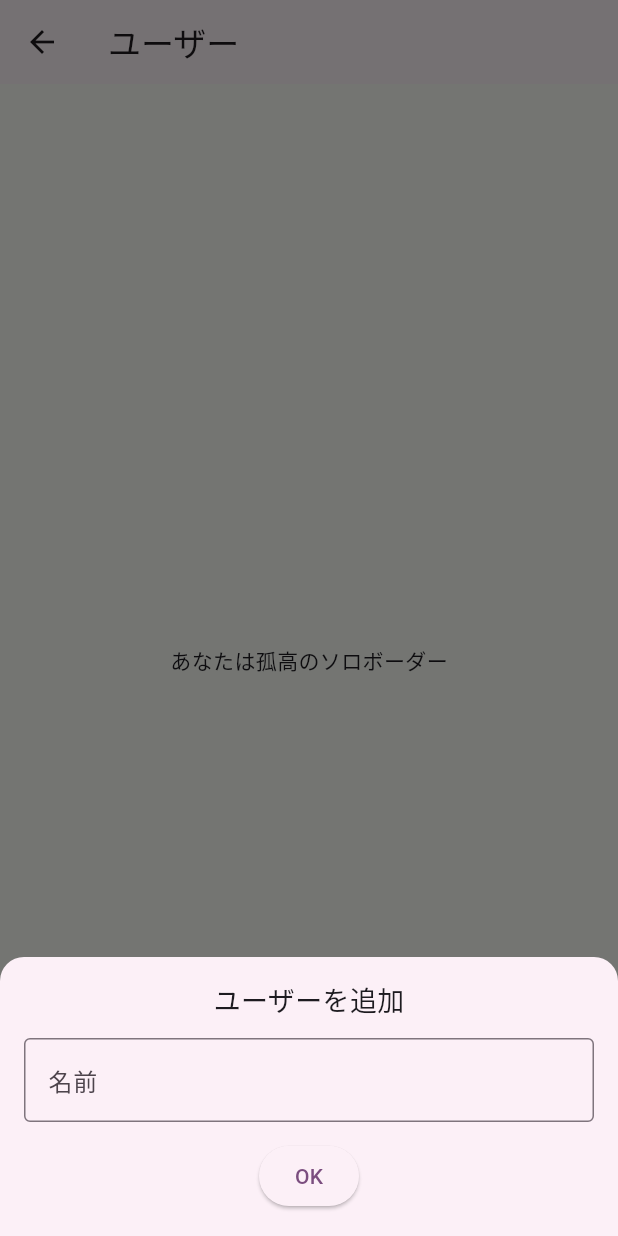
After one commit to nico-bonanza/BoardGameScoreApp, a Flutter app: the UserListScreen screen opened directly, after a tap on the "add" icon, on a phone screen of 412 x 824 dp. The commit adds this screen. Run offline on Flutter 3.47's test engine with Material 3 defaults, Android fonts, the light colour scheme and no system bars; our stand-ins replace google_fonts, hive, hive_flutter; accounts and stored records are empty.

Commit message:
[update] ユーザーリスト&登録機能

```diff
--- /dev/null
+++ b/lib/modals/user_input_modal.dart
@@ -0,0 +1,55 @@
+import 'package:flutter/material.dart';
+import 'package:game_score_app/service/user_service.dart';
+
+class UserInputModal extends StatefulWidget {
+  const UserInputModal({super.key});
+
+  @override
+  State<UserInputModal> createState() => _UserInputModalState();
+}
+
+class _UserInputModalState extends State<UserInputModal> {
+  final _nameController = TextEditingController();
+  final _service = UserService();
+
+  void _submit() async {
+    final title = _nameController.text.trim();
+    if (title.isEmpty) return;
+    await _service.registerUser(_nameController.text);
+
+    if (!mounted) return; // 非同期実行中に画面切り替わった際に、以下の処理を行わないようにする。
+    Navigator.pop(context); // モーダルを閉じる
+    ScaffoldMessenger.of(context).showSnackBar(
+      SnackBar(content: Text('${_nameController.text}を追加しました。')),
+    );
+  }
+
+  @override
+  Widget build(BuildContext context) {
+    return Padding(
+      padding: MediaQuery.of(context).viewInsets, // キーボード対応
+      child: Padding(
+        padding: const EdgeInsets.all(16.0),
+        child: Column(
+          mainAxisSize: MainAxisSize.min,
+          children: [
+            const Text('ユーザーを追加', style: TextStyle(fontSize: 18)),
+            const SizedBox(height: 12),
+            TextField(
+              controller: _nameController,
+              decoration: const InputDecoration(
+                labelText: '名前',
+                border: OutlineInputBorder(),
+              ),
+            ),
+            const SizedBox(height: 12),
+            ElevatedButton(
+              onPressed: _submit,
+              child: const Text('OK'),
+            ),
+          ],
+        ),
+      ),
+    );
+  }
+}
--- a/lib/screens/home_screen.dart
+++ b/lib/screens/home_screen.dart
@@ -1,5 +1,6 @@
 import 'package:flutter/material.dart';
 import 'package:game_score_app/screens/board_game_list_screen.dart';
+import 'package:game_score_app/screens/user_list_screen.dart';
 
 class HomeScreen extends StatefulWidget {
   const HomeScreen({super.key});
@@ -13,7 +14,8 @@ class _HomeScreenState extends State<HomeScreen> {
 
   // ボトムナビゲータの画面配列
   final List<Widget> _screens = [
-    BoardGameListScreen(),
+    BoardGameListScreen(), // ボドゲ棚
+    UserListScreen(), // ユーザー
     Center(
       child: Text('他のがめん'),
     ),
@@ -36,6 +38,10 @@ class _HomeScreenState extends State<HomeScreen> {
               label: 'ボドゲ棚',
             ),
             BottomNavigationBarItem(
+              icon: Icon(Icons.supervised_user_circle),
+              label: 'ユーザー',
+            ),
+            BottomNavigationBarItem(
               icon: Icon(Icons.receipt_long),
               label: 'スコア記録',
             ),
--- /dev/null
+++ b/lib/screens/user_list_screen.dart
@@ -0,0 +1,69 @@
+import 'package:flutter/material.dart';
+import 'package:game_score_app/modals/user_input_modal.dart';
+import 'package:game_score_app/models/user.dart';
+import 'package:hive_flutter/hive_flutter.dart';
+
+class UserListScreen extends StatelessWidget {
+  const UserListScreen({super.key});
+
+  @override
+  Widget build(BuildContext context) {
+    final box = Hive.box<User>('users');
+
+    return Scaffold(
+      appBar: AppBar(
+        title: Text('ユーザー'),
+      ),
+      body: ValueListenableBuilder(
+        valueListenable: box.listenable(),
+        builder: (context, Box<User> userBox, _) {
+          if (userBox.isEmpty) {
+            return const Center(child: Text('あなたは孤高のソロボーダー'));
+          }
+
+          return ListView.builder(
+            itemCount: userBox.length,
+            itemBuilder: (context, index) {
+              final user = userBox.getAt(index);
+
+              return Card(
+                margin: const EdgeInsets.symmetric(horizontal: 12, vertical: 6),
+                elevation: 3,
+                shape: RoundedRectangleBorder(
+                  borderRadius: BorderRadius.circular(12),
+                ),
+                child: ListTile(
+                  title: Text(
+                    user?.name ?? '無名',
+                    style: const TextStyle(
+                        fontSize: 18, fontWeight: FontWeight.bold),
+                  ),
+                  subtitle: Text('UUID: ${user?.id ?? '-'}'),
+                  leading: const Icon(Icons.pentagon),
+                  trailing: const Icon(Icons.chevron_right),
+                  onTap: () {
+                    // 詳細とか編集とか
+                  },
+                ),
+              );
+            },
+          );
+        },
+      ),
+      floatingActionButton: FloatingActionButton(
+        onPressed: () {
+          // モーダル表示
+          showModalBottomSheet(
+            context: context,
+            isScrollControlled: true, // キーボードで自動調整
+            shape: const RoundedRectangleBorder(
+              borderRadius: BorderRadius.vertical(top: Radius.circular(16)),
+            ),
+            builder: (context) => UserInputModal(),
+          );
+        },
+        child: const Icon(Icons.add),
+      ),
+    );
+  }
+}
--- /dev/null
+++ b/lib/service/user_service.dart
@@ -0,0 +1,25 @@
+import 'package:game_score_app/models/user.dart';
+import 'package:hive/hive.dart';
+import 'package:uuid/uuid.dart';
+
+// ボードゲームサービス
+class UserService {
+  // モデル取得
+  final _box = Hive.box<User>('users');
+  final Uuid _uuid = Uuid();
+
+  // 登録
+  Future<void> registerUser(String name) async {
+    final user = User(
+      id: _uuid.v4(),
+      name: name,
+    );
+
+    await _box.put(user.id, user);
+  }
+
+  // 全件取得
+  List<User> getAllUsers() {
+    return _box.values.toList();
+  }
+}
```
